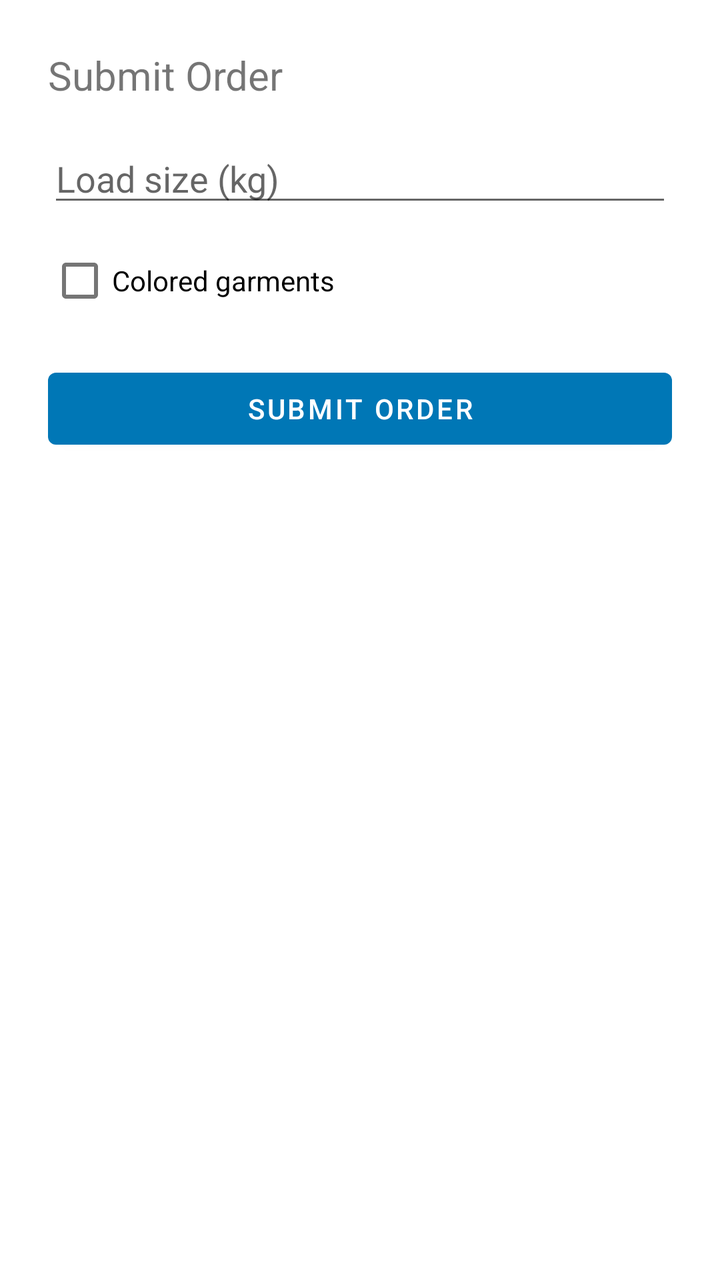
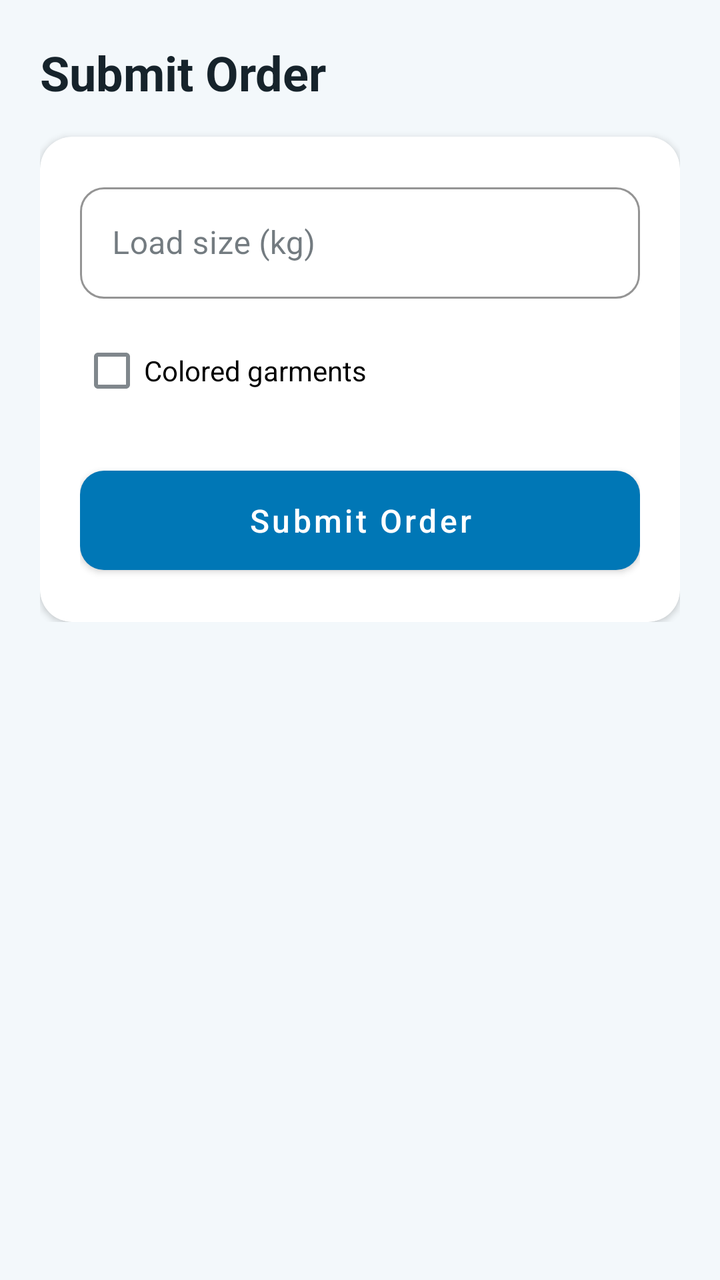

The first picture is an Android layout as it rendered before a commit; the second is the same layout after the commit. The layout source and the unified diff follow.
<!-- AndroidManifest.xml: application theme Theme.WashApp -->
<!-- res/layout/fragment_order_submission.xml -->
<?xml version="1.0" encoding="utf-8"?>
<LinearLayout xmlns:android="http://schemas.android.com/apk/res/android"
    android:layout_width="match_parent"
    android:layout_height="match_parent"
    android:orientation="vertical"
    android:padding="24dp">

    <TextView
        android:layout_width="wrap_content"
        android:layout_height="wrap_content"
        android:text="@string/title_submit_order"
        android:textSize="20sp" />

    <EditText
        android:id="@+id/loadSizeInput"
        android:layout_width="match_parent"
        android:layout_height="wrap_content"
        android:hint="@string/hint_load_size"
        android:inputType="numberDecimal"
        android:layout_marginTop="16dp" />

    <CheckBox
        android:id="@+id/coloredCheckbox"
        android:layout_width="wrap_content"
        android:layout_height="wrap_content"
        android:text="@string/hint_colored"
        android:layout_marginTop="8dp" />

    <Button
        android:id="@+id/submitOrderButton"
        android:layout_width="match_parent"
        android:layout_height="wrap_content"
        android:text="@string/action_submit_order"
        android:layout_marginTop="16dp" />

</LinearLayout>
<!-- resources referenced by this layout -->
<resources>
  <string name="action_submit_order">Submit Order</string>
  <string name="hint_colored">Colored garments</string>
  <string name="hint_load_size">Load size (kg)</string>
  <string name="title_submit_order">Submit Order</string>
  <style name="Theme.WashApp" parent="Theme.MaterialComponents.DayNight.NoActionBar">
          <item name="colorPrimary">@color/washapp_primary</item>
          <item name="colorPrimaryDark">@color/washapp_primary_dark</item>
          <item name="colorAccent">@color/washapp_accent</item>
          <item name="android:windowBackground">@color/washapp_background</item>
      </style>
  <color name="washapp_primary">#0077B6</color>
  <color name="washapp_primary_dark">#023E8A</color>
  <color name="washapp_accent">#48CAE4</color>
  <color name="washapp_background">#FFFFFF</color>
</resources>

<!-- the commit's change to res/layout/fragment_order_submission.xml (unified diff, before → after) -->
@@ -1,36 +1,67 @@
 <?xml version="1.0" encoding="utf-8"?>
-<LinearLayout xmlns:android="http://schemas.android.com/apk/res/android"
+<ScrollView xmlns:android="http://schemas.android.com/apk/res/android"
+    xmlns:app="http://schemas.android.com/apk/res-auto"
     android:layout_width="match_parent"
     android:layout_height="match_parent"
-    android:orientation="vertical"
-    android:padding="24dp">
+    android:background="@color/washapp_background">
 
-    <TextView
-        android:layout_width="wrap_content"
-        android:layout_height="wrap_content"
-        android:text="@string/title_submit_order"
-        android:textSize="20sp" />
-
-    <EditText
-        android:id="@+id/loadSizeInput"
+    <LinearLayout
         android:layout_width="match_parent"
         android:layout_height="wrap_content"
-        android:hint="@string/hint_load_size"
-        android:inputType="numberDecimal"
-        android:layout_marginTop="16dp" />
+        android:orientation="vertical"
+        android:padding="20dp">
 
-    <CheckBox
-        android:id="@+id/coloredCheckbox"
-        android:layout_width="wrap_content"
-        android:layout_height="wrap_content"
-        android:text="@string/hint_colored"
-        android:layout_marginTop="8dp" />
+        <TextView
+            android:layout_width="wrap_content"
+            android:layout_height="wrap_content"
+            android:text="@string/title_submit_order"
+            android:textAppearance="@style/TextAppearance.WashApp.Headline"
+            android:layout_marginBottom="16dp" />
 
-    <Button
-        android:id="@+id/submitOrderButton"
-        android:layout_width="match_parent"
-        android:layout_height="wrap_content"
-        android:text="@string/action_submit_order"
-        android:layout_marginTop="16dp" />
+        <com.google.android.material.card.MaterialCardView
+            style="@style/Widget.MaterialComponents.CardView"
+            android:layout_width="match_parent"
+            android:layout_height="wrap_content"
+            app:cardCornerRadius="16dp"
+            app:cardElevation="2dp"
+            app:strokeWidth="0dp">
 
-</LinearLayout>
+            <LinearLayout
+                android:layout_width="match_parent"
+                android:layout_height="wrap_content"
+                android:orientation="vertical"
+                android:padding="20dp">
+
+                <com.google.android.material.textfield.TextInputLayout
+                    android:layout_width="match_parent"
+                    android:layout_height="wrap_content"
+                    android:hint="@string/hint_load_size">
+
+                    <com.google.android.material.textfield.TextInputEditText
+                        android:id="@+id/loadSizeInput"
+                        android:layout_width="match_parent"
+                        android:layout_height="wrap_content"
+                        android:inputType="numberDecimal" />
+                </com.google.android.material.textfield.TextInputLayout>
+
+                <com.google.android.material.checkbox.MaterialCheckBox
+                    android:id="@+id/coloredCheckbox"
+                    android:layout_width="wrap_content"
+                    android:layout_height="wrap_content"
+                    android:text="@string/hint_colored"
+                    android:layout_marginTop="12dp" />
+
+                <com.google.android.material.button.MaterialButton
+                    android:id="@+id/submitOrderButton"
+                    android:layout_width="match_parent"
+                    android:layout_height="wrap_content"
+                    android:text="@string/action_submit_order"
+                    android:layout_marginTop="20dp" />
+
+            </LinearLayout>
+
+        </com.google.android.material.card.MaterialCardView>
+
+    </LinearLayout>
+
+</ScrollView>
<!-- resource entries referenced after the edit -->
@@ -4,15 +4,44 @@
   <string name="hint_colored">Colored garments</string>
   <string name="hint_load_size">Load size (kg)</string>
   <string name="title_submit_order">Submit Order</string>
+  <style name="TextAppearance.WashApp.Headline" parent="TextAppearance.MaterialComponents.Headline5">
+          <item name="android:textColor">@color/washapp_on_surface</item>
+          <item name="android:textStyle">bold</item>
+      </style>
   <style name="Theme.WashApp" parent="Theme.MaterialComponents.DayNight.NoActionBar">
           <item name="colorPrimary">@color/washapp_primary</item>
           <item name="colorPrimaryDark">@color/washapp_primary_dark</item>
           <item name="colorAccent">@color/washapp_accent</item>
+          <item name="colorOnPrimary">@color/washapp_on_primary</item>
+          <item name="colorSurface">@color/washapp_surface</item>
+          <item name="colorOnSurface">@color/washapp_on_surface</item>
+          <item name="colorError">@color/washapp_error</item>
           <item name="android:windowBackground">@color/washapp_background</item>
+          <item name="materialButtonStyle">@style/Widget.WashApp.Button</item>
+          <item name="textInputStyle">@style/Widget.WashApp.TextInputLayout</item>
       </style>
+  <color name="washapp_on_surface">#16232B</color>
   <color name="washapp_primary">#0077B6</color>
   <color name="washapp_primary_dark">#023E8A</color>
-  <color name="washapp_accent">#48CAE4</color>
-  <color name="washapp_background">#FFFFFF</color>
+  <color name="washapp_accent">#00B4D8</color>
+  <color name="washapp_on_primary">#FFFFFF</color>
+  <color name="washapp_surface">#FFFFFF</color>
+  <color name="washapp_error">#BA1A1A</color>
+  <style name="Widget.WashApp.Button" parent="Widget.MaterialComponents.Button">
+          <item name="cornerRadius">12dp</item>
+          <item name="android:textAllCaps">false</item>
+          <item name="android:textSize">16sp</item>
+          <item name="android:paddingTop">14dp</item>
+          <item name="android:paddingBottom">14dp</item>
+      </style>
+  <style name="Widget.WashApp.TextInputLayout" parent="Widget.MaterialComponents.TextInputLayout.OutlinedBox">
+          <item name="boxCornerRadiusTopStart">12dp</item>
+          <item name="boxCornerRadiusTopEnd">12dp</item>
+          <item name="boxCornerRadiusBottomStart">12dp</item>
+          <item name="boxCornerRadiusBottomEnd">12dp</item>
+          <item name="boxStrokeColor">@color/washapp_primary</item>
+          <item name="hintTextColor">@color/washapp_primary</item>
+      </style>
+  <color name="washapp_background">#F3F8FB</color>
 </resources>
 
